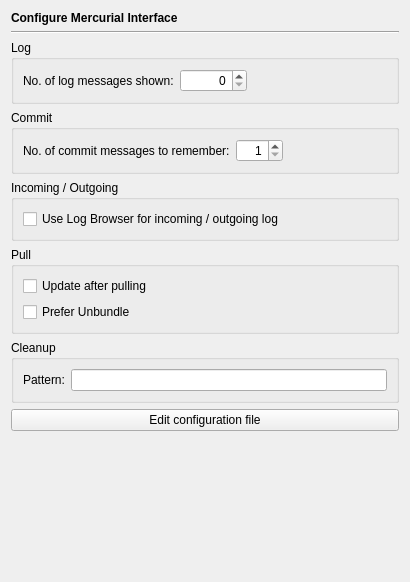
Qt form Plugins/VcsPlugins/vcsMercurial/ConfigurationPage/MercurialPage.ui (testmana2/test) before a commit.
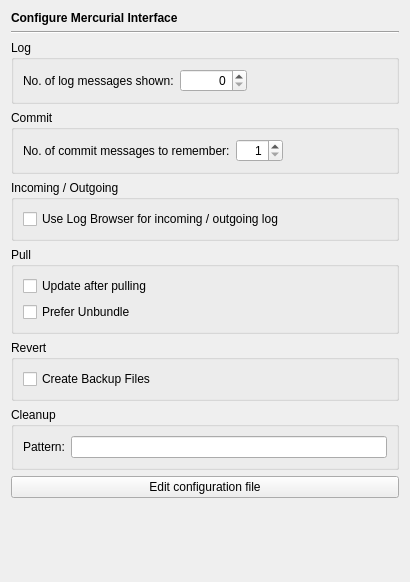
The same form after that commit.

Commit message: Added configuration option to create backup files when reverting changes.

What changed in the file:
```diff
--- a/Plugins/VcsPlugins/vcsMercurial/ConfigurationPage/MercurialPage.ui
+++ b/Plugins/VcsPlugins/vcsMercurial/ConfigurationPage/MercurialPage.ui
@@ -10,7 +10,7 @@
     <height>582</height>
    </rect>
   </property>
-  <layout class="QVBoxLayout" name="verticalLayout_3">
+  <layout class="QVBoxLayout" name="verticalLayout_4">
    <item>
     <widget class="QLabel" name="headerLabel">
      <property name="text">
@@ -170,6 +170,25 @@
      </layout>
     </widget>
    </item>
+   <item>
+    <widget class="QGroupBox" name="groupBox_6">
+     <property name="title">
+      <string>Revert</string>
+     </property>
+     <layout class="QVBoxLayout" name="verticalLayout_3">
+      <item>
+       <widget class="QCheckBox" name="backupCheckBox">
+        <property name="toolTip">
+         <string>Select to create a backup file (.orig) before reverting changes</string>
+        </property>
+        <property name="text">
+         <string>Create Backup Files</string>
+        </property>
+       </widget>
+      </item>
+     </layout>
+    </widget>
+   </item>
    <item>
     <widget class="QGroupBox" name="groupBox_5">
      <property name="title">
```
Left out of the diff: 1 changed line with no effect on the pictures. The commit also changes 14 other files.
